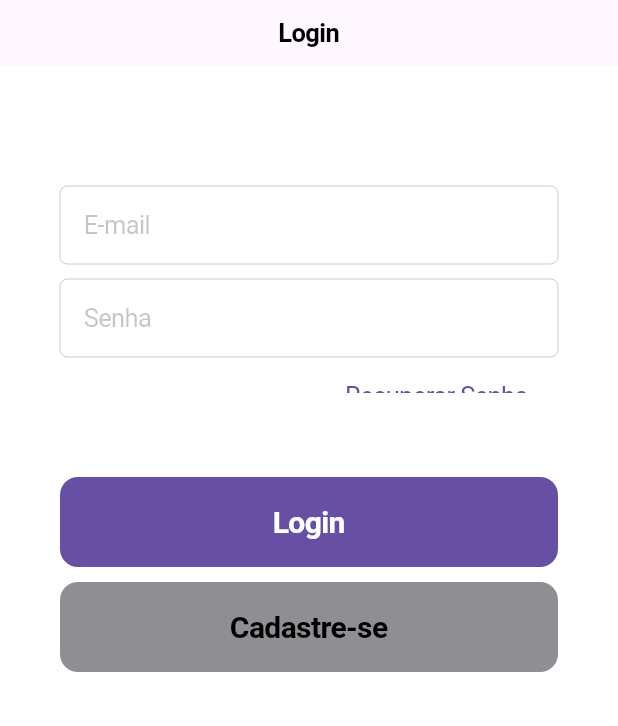
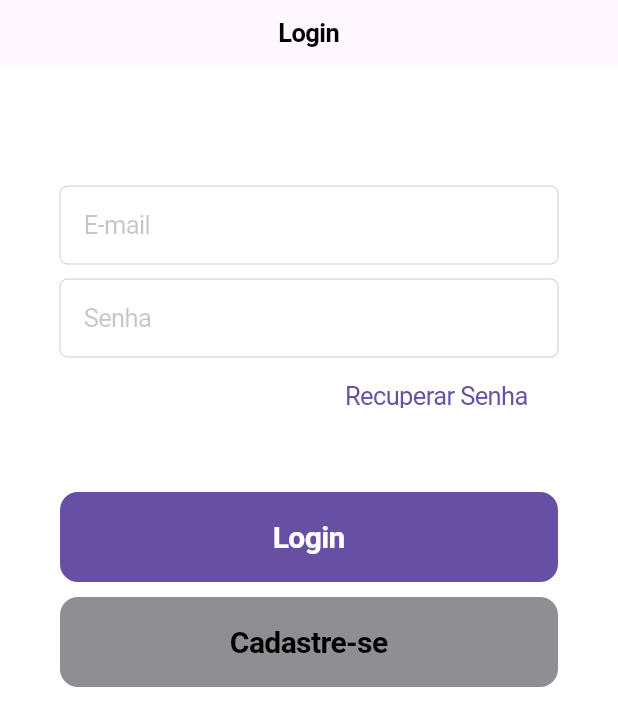
Before and after one commit to joaoagr1/news-app-flutter, a Flutter app: the screen it shows after launch, on a phone screen of 412 x 824 dp. Shown: the top 726 px of the screen. Run offline on Flutter 3.47's test engine with Material 3 defaults, Android fonts, the phone set to English and light mode, and no system bars.

Commit message:
design recuperar senha refatorado

```diff
--- a/lib/login_screen.dart
+++ b/lib/login_screen.dart
@@ -91,7 +91,7 @@ class _LoginScreenState extends State<LoginScreen> {
                   padding: EdgeInsets.all(16),
                 ),
                 Container(
-                  height: 40,
+                  height: 50,
                   alignment: Alignment.centerRight,
                   child: CupertinoButton(
                     child: Text("Recuperar Senha"),
```
